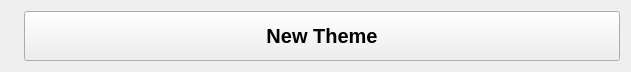
Qt form themewidget.ui (imanirajdoost/color-theme-manager) before a commit.
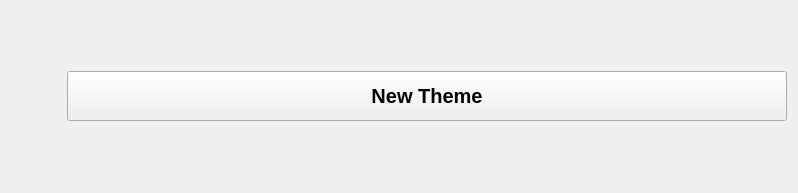
The same form after that commit. Icons and pictures are not drawn.

What changed in the file:
```diff
--- a/themewidget.ui
+++ b/themewidget.ui
@@ -6,14 +6,14 @@
    <rect>
     <x>0</x>
     <y>0</y>
-    <width>631</width>
-    <height>72</height>
+    <width>798</width>
+    <height>193</height>
    </rect>
   </property>
   <property name="windowTitle">
    <string>Form</string>
   </property>
-  <layout class="QHBoxLayout" name="horizontalLayout" stretch="0,1">
+  <layout class="QHBoxLayout" name="horizontalLayout" stretch="1,5">
    <item>
     <widget class="QLabel" name="theme_image">
      <property name="sizePolicy">
```
